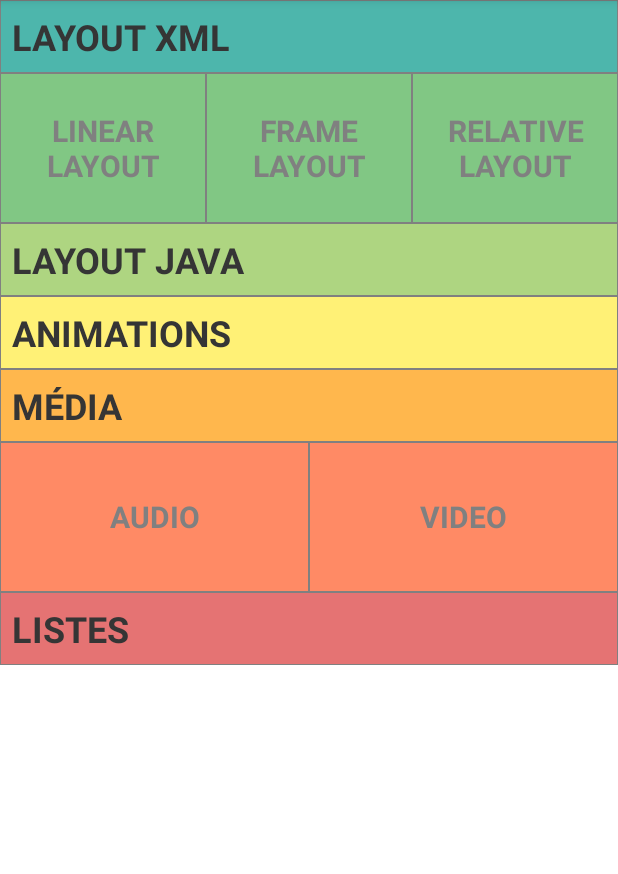
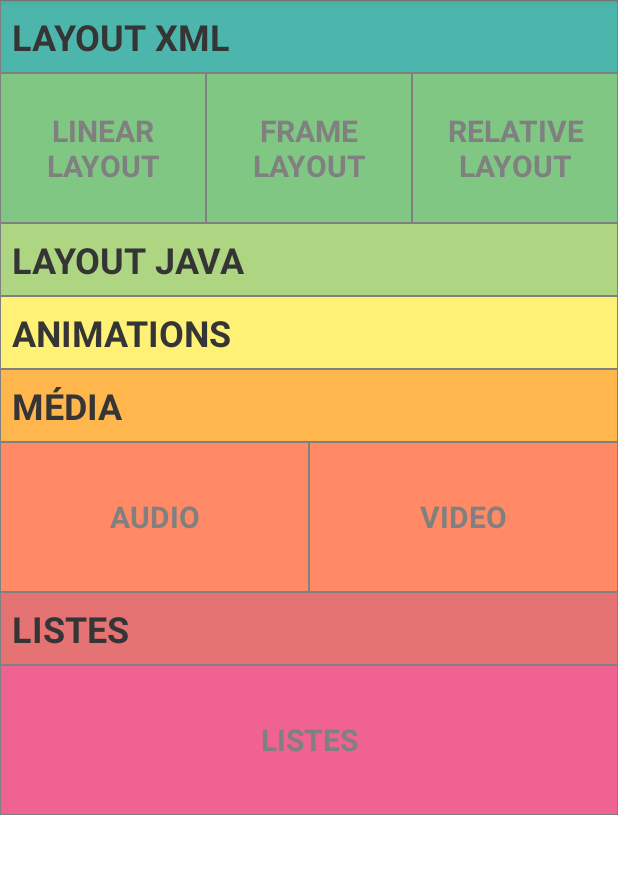
Before and after one commit to SamuelVialle/202301_Snippets, an Android app: the screen it shows after launch (A0_AccueilActivity), on a phone screen of 412 x 824 dp, the part 84-958 px from its top. Run offline under Robolectric (Android 15) with nearby library versions, the light colour scheme and no system bars.

Commit message:
Ajout A51 ListView

```diff
--- a/app/src/main/AndroidManifest.xml
+++ b/app/src/main/AndroidManifest.xml
@@ -12,6 +12,9 @@
         android:supportsRtl="true"
         android:theme="@style/Theme.Snippets"
         tools:targetApi="31">
+        <activity
+            android:name=".A51_ListView"
+            android:exported="false" />
         <activity
             android:name=".a1_layout_xml.A16_GridLayoutXml"
             android:exported="false" />
--- a/app/src/main/java/com/samuelvialle/snippets/A0_AccueilActivity.java
+++ b/app/src/main/java/com/samuelvialle/snippets/A0_AccueilActivity.java
@@ -7,7 +7,6 @@ import android.os.Bundle;
 import android.view.View;
 import android.widget.TextView;
 
-import com.samuelvialle.snippets.a1_layout_xml.A11_LinearLayoutXml;
 import com.samuelvialle.snippets.a1_layout_xml.A12_FrameLayoutXml;
 import com.samuelvialle.snippets.a1_layout_xml.A16_GridLayoutXml;
 import com.samuelvialle.snippets.a4_media.A41_Audio_Auto;
@@ -22,6 +21,9 @@ public class A0_AccueilActivity extends AppCompatActivity {
     // L'audio
     TextView tvAudio, tvVideo;
 
+    // Les listes
+    TextView tvList;
+
     /** Méthode pour l'initialiastion des composants graphiques **/
     private void initUI(){
         // Layouts XML
@@ -31,6 +33,8 @@ public class A0_AccueilActivity extends AppCompatActivity {
         // Audio
         tvAudio = findViewById(R.id.tvAudio);
         tvVideo = findViewById(R.id.tvVideo);
+        // Les listes
+        tvList = findViewById(R.id.tvList);
     }
 
     // Les layouts XML
@@ -74,6 +78,15 @@ public class A0_AccueilActivity extends AppCompatActivity {
         });
     }
 
+    private void clicListView(){
+        tvList.setOnClickListener(new View.OnClickListener() {
+            @Override
+            public void onClick(View v) {
+                startActivity(new Intent(A0_AccueilActivity.this, A51_ListView.class));
+            }
+        });
+    }
+
     @Override
     protected void onCreate(Bundle savedInstanceState) {
         super.onCreate(savedInstanceState);
@@ -86,6 +99,8 @@ public class A0_AccueilActivity extends AppCompatActivity {
         // L'audio
         clicAudio();
         clicVideo();
+        // Les listes
+        clicListView();
 
     }
 
--- a/app/src/main/res/layout/activity_a0_accueil.xml
+++ b/app/src/main/res/layout/activity_a0_accueil.xml
@@ -116,6 +116,7 @@
         app:layout_constraintBottom_toBottomOf="@id/tvAudio"/>
 
     <!--    LISTES -->
+
     <TextView
         android:id="@+id/tv___Listes"
         android:layout_width="0dp"
@@ -126,4 +127,16 @@
         app:layout_constraintEnd_toEndOf="parent"
         app:layout_constraintStart_toStartOf="parent"
         app:layout_constraintTop_toBottomOf="@id/tvAudio" />
+
+    <TextView
+        android:id="@+id/tvList"
+        android:layout_width="0dp"
+        android:layout_height="100dp"
+        android:background="@drawable/a0_shape_accueil_a5_liste"
+        android:text="LISTES"
+        android:theme="@style/TexteAccueil"
+        app:layout_constraintEnd_toEndOf="parent"
+        app:layout_constraintHorizontal_bias="1.0"
+        app:layout_constraintStart_toStartOf="parent"
+        app:layout_constraintTop_toBottomOf="@+id/tv___Listes" />
 </androidx.constraintlayout.widget.ConstraintLayout>
```
Also changed, not shown: app/src/main/java/com/samuelvialle/snippets/A51_ListView.java (added, +31 -0 lines), app/src/main/res/layout/activity_a51_list_view.xml (added, +19 -0 lines).
